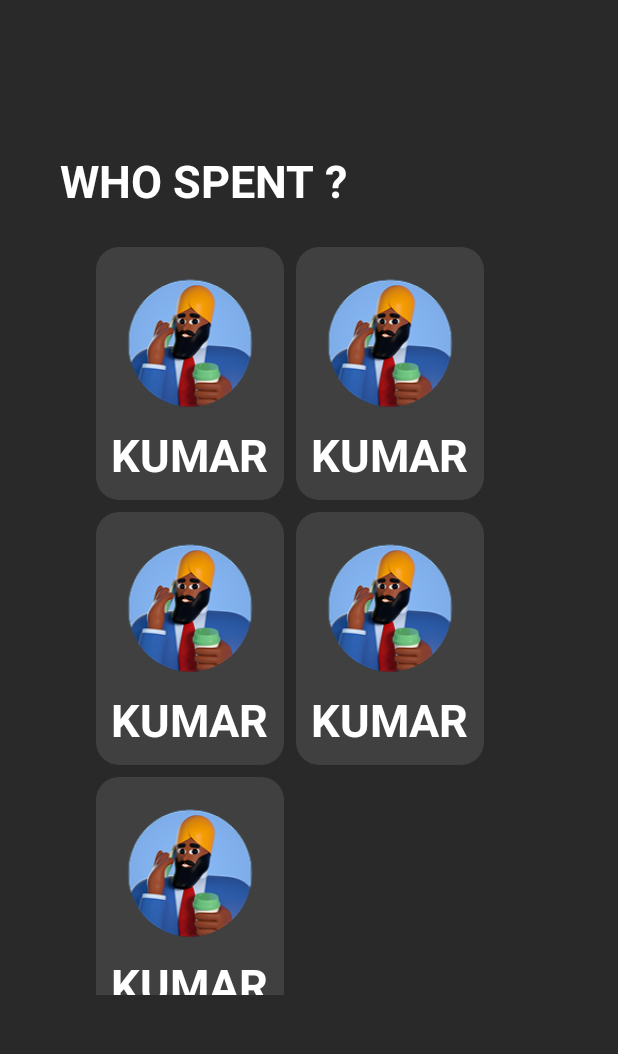
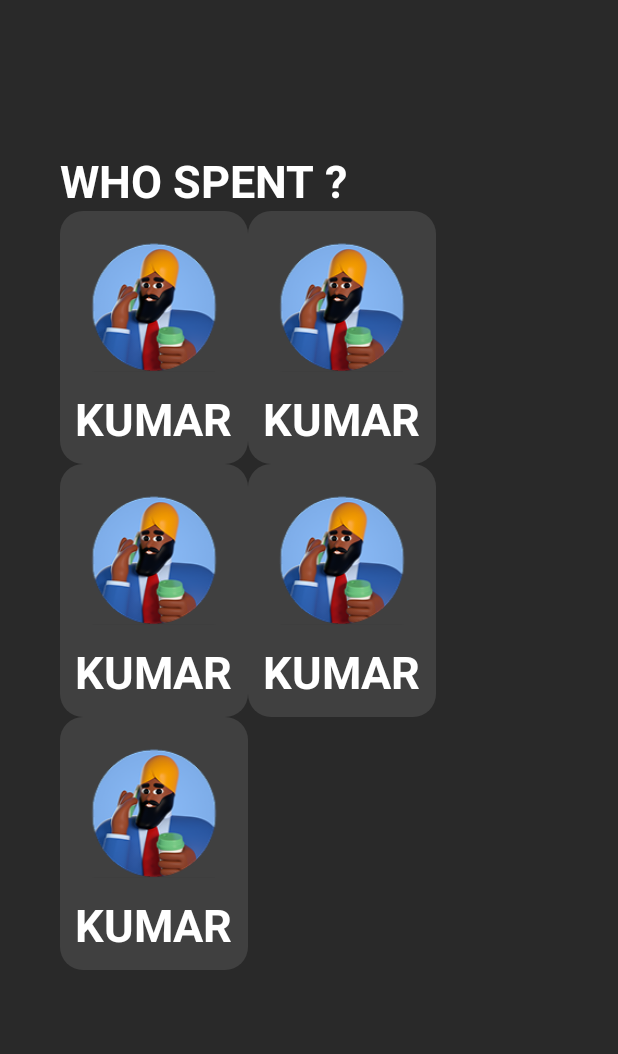
Before and after one commit to Jack-Willder/Family-Budget-Manager, an Android app: the layout whospent.xml on its own in the app's theme, with its tools: preview values and no code run, on a phone screen of 412 x 824 dp, the part 121-1175 px from its top. Run offline under Robolectric (Android 15) with nearby library versions, the phone set to English and light mode, and no system bars.

Commit message:
Added scrollview to whospent.xml

```diff
--- a/app/src/main/java/com/visuware/family_budget_manager/MainActivity.java
+++ b/app/src/main/java/com/visuware/family_budget_manager/MainActivity.java
@@ -9,7 +9,7 @@ public class MainActivity extends AppCompatActivity {
         @Override
         protected void onCreate(Bundle savedInstanceState) {
                 super.onCreate(savedInstanceState);
-                setContentView(R.layout.splashscreen);
+                setContentView(R.layout.whospent);
 
                 Toast.makeText(getApplicationContext(),"Welcome to ViSuWare", Toast.LENGTH_LONG).show();
         }
--- a/app/src/main/res/layout/whospent.xml
+++ b/app/src/main/res/layout/whospent.xml
@@ -41,23 +41,23 @@
                 android:layout_width="wrap_content"
                 android:layout_height="wrap_content"
                 android:layout_gravity="start"
-                android:text="WHO SPENT ?"
+                android:text="@string/who_spent"
                 android:textColor="#FFFFFF"
                 android:textSize="30sp"
                 android:textStyle="bold" />
 
+            <ScrollView
+                android:layout_width="match_parent"
+                android:layout_height="match_parent"
+                android:scrollbars="none"
+                >
                 <GridLayout
                     android:layout_width="match_parent"
                     android:layout_height="0dp"
-                android:padding="20dp"
+                    android:padding="0dp"
                     android:orientation="horizontal"
                     android:layout_gravity="fill_horizontal"
-                android:layout_weight="1"
                     android:columnCount="2"
-                android:isScrollContainer="true"
-                android:useDefaultMargins="true"
-                android:alignmentMode="alignBounds"
-                android:columnOrderPreserved="false"
                     >
 
                     <include layout="@layout/card" />
@@ -71,6 +71,7 @@
                     <include layout="@layout/card" />
 
                 </GridLayout>
+            </ScrollView>
         </LinearLayout>
     </LinearLayout>
 </LinearLayout>
--- a/app/src/main/res/values/strings.xml
+++ b/app/src/main/res/values/strings.xml
@@ -1,4 +1,5 @@
 <resources>
     <string name="app_name">Budgetinator</string>
     <string name="app_title">BUDGETINATOR</string>
+    <string name="who_spent">WHO SPENT ?</string>
 </resources>
```
Lines whose indentation alone changed are shown as unchanged.
